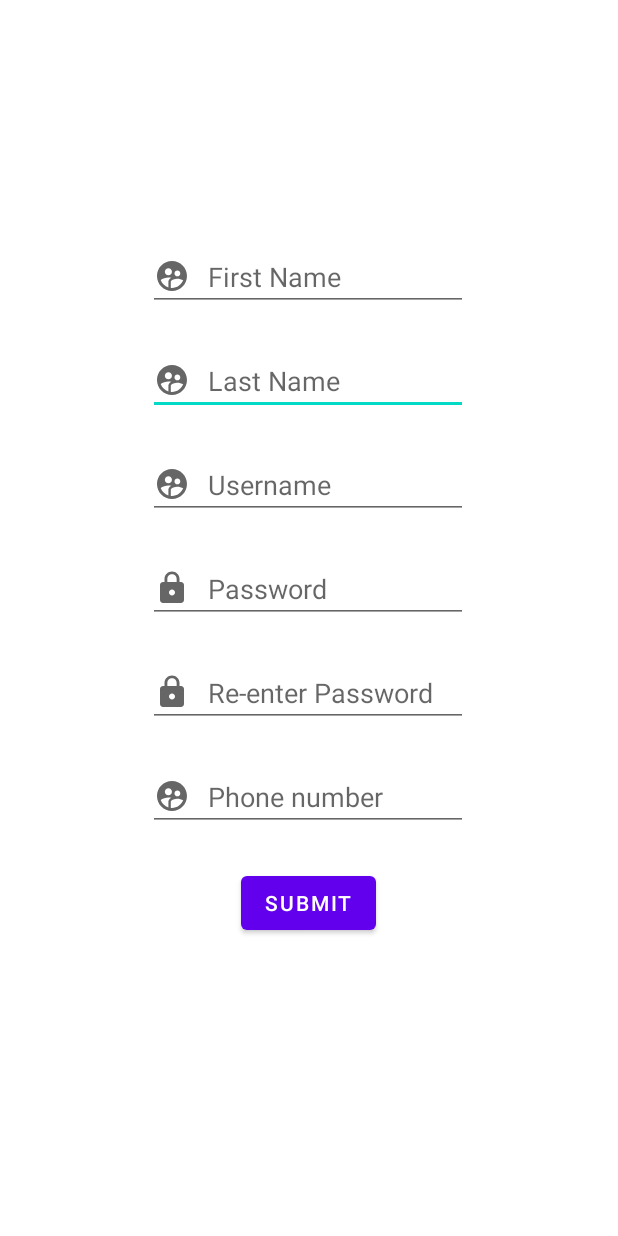
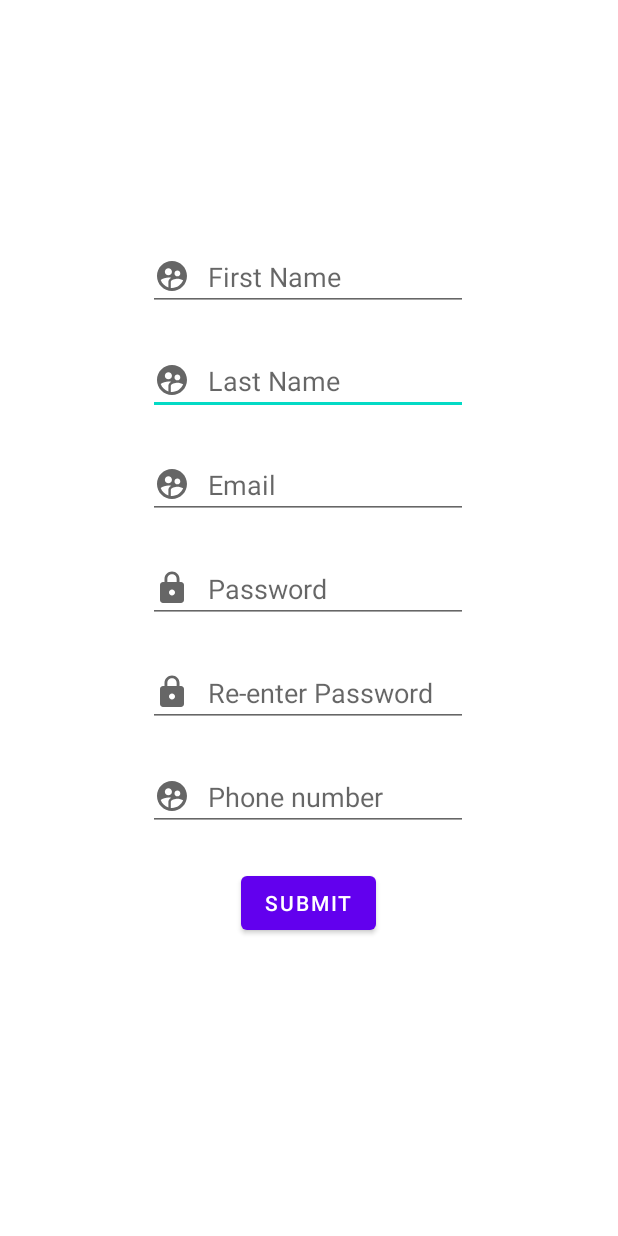
Before and after one commit to gl1tchyaf/fixit, an Android app: the signup screen opened directly, with no data from a screen before it, on a phone screen of 412 x 824 dp. Run offline under Robolectric (Android 15) with nearby library versions, the phone set to English and light mode, and no system bars.

Commit message:
email added

```diff
--- a/app/src/main/res/layout/activity_signup.xml
+++ b/app/src/main/res/layout/activity_signup.xml
@@ -69,20 +69,20 @@
         android:ems="10"
         android:hint="Password"
         android:inputType="textPassword"
-        app:layout_constraintEnd_toEndOf="@+id/usernamereg"
-        app:layout_constraintStart_toStartOf="@+id/usernamereg"
-        app:layout_constraintTop_toBottomOf="@+id/usernamereg" />
+        app:layout_constraintEnd_toEndOf="@+id/email"
+        app:layout_constraintStart_toStartOf="@+id/email"
+        app:layout_constraintTop_toBottomOf="@+id/email" />
 
     <EditText
-        android:id="@+id/usernamereg"
+        android:id="@+id/email"
         android:layout_width="wrap_content"
         android:layout_height="wrap_content"
         android:layout_marginTop="24dp"
         android:drawableLeft="@drawable/ic_baseline_supervised_user_circle_24"
         android:drawablePadding="12dp"
         android:ems="10"
-        android:hint="Username"
-        android:inputType="textPersonName"
+        android:hint="Email"
+        android:inputType="textEmailAddress"
         app:layout_constraintEnd_toEndOf="@+id/lastname"
         app:layout_constraintStart_toStartOf="@+id/lastname"
         app:layout_constraintTop_toBottomOf="@+id/lastname" />
```
